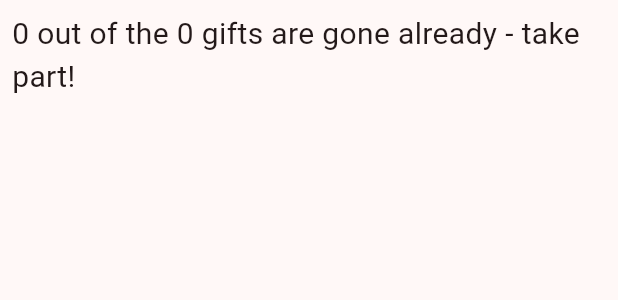
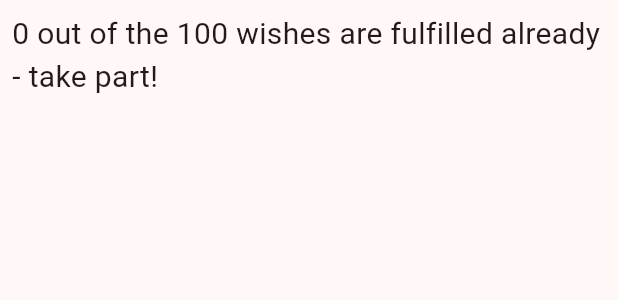
Before and after one commit to mosuem/santa, a Flutter app: the ListAllItems widget shown alone on an empty page, opened directly with empty values, on a phone screen of 412 x 824 dp. Shown: the top 300 px of the screen. Run offline on Flutter 3.47's test engine with Material 3 defaults, Android fonts, the phone set to English and light mode, and no system bars; our stand-ins replace firebase_core, firebase_database; accounts and stored records are empty; statements that could not run were skipped.

Commit message:
Fix message

```diff
--- a/lib/main.dart
+++ b/lib/main.dart
@@ -180,7 +180,7 @@ class ListAllItems extends StatelessWidget {
           Padding(
             padding: const EdgeInsets.all(8.0),
             child: Text(
-              '${allItems.where((item) => item.isTaken != null).length} out of the ${allItems.length} gifts are gone already - take part!',
+              '${allItems.where((item) => item.isTaken != null).length} out of the 100 wishes are fulfilled already - take part!',
               style: const TextStyle(fontSize: 20),
             ),
           ),
```
Also changed, not shown: 1 other file.
